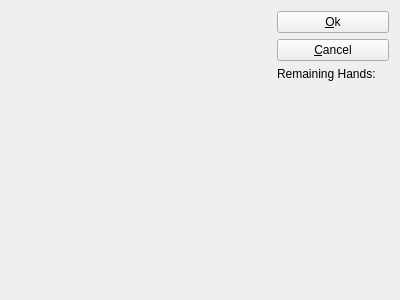
This is arkhorclient/gui/weaponchooser.ui in kingnak/arkhor as Qt 5 draws it before an edit. The edited form follows.
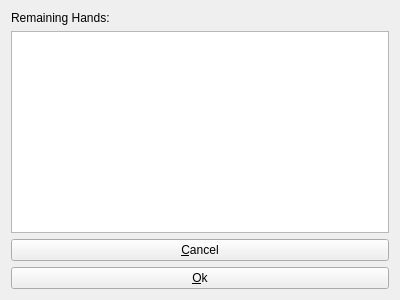
This is the edited form.

Patch:
```diff
--- a/arkhorclient/gui/weaponchooser.ui
+++ b/arkhorclient/gui/weaponchooser.ui
@@ -13,28 +13,9 @@
   <property name="windowTitle">
    <string>Form</string>
   </property>
-  <layout class="QHBoxLayout" name="horizontalLayout_2" stretch="1,0">
-   <item>
-    <widget class="QWidget" name="wgtWeapons" native="true"/>
-   </item>
-   <item>
     <layout class="QVBoxLayout" name="verticalLayout">
      <item>
-      <widget class="QPushButton" name="btnOk">
-       <property name="text">
-        <string>&amp;Ok</string>
-       </property>
-      </widget>
-     </item>
-     <item>
-      <widget class="QPushButton" name="btnCancel">
-       <property name="text">
-        <string>&amp;Cancel</string>
-       </property>
-      </widget>
-     </item>
-     <item>
-      <layout class="QHBoxLayout" name="horizontalLayout">
+    <layout class="QHBoxLayout" name="horizontalLayout" stretch="0,1">
        <item>
         <widget class="QLabel" name="label">
          <property name="text">
@@ -52,19 +33,21 @@
       </layout>
      </item>
      <item>
-      <spacer name="verticalSpacer">
-       <property name="orientation">
-        <enum>Qt::Vertical</enum>
-       </property>
-       <property name="sizeHint" stdset="0">
-        <size>
-         <width>20</width>
-         <height>40</height>
-        </size>
-       </property>
-      </spacer>
-     </item>
-    </layout>
+    <widget class="QListWidget" name="lstWeapons"/>
+   </item>
+   <item>
+    <widget class="QPushButton" name="btnCancel">
+     <property name="text">
+      <string>&amp;Cancel</string>
+     </property>
+    </widget>
+   </item>
+   <item>
+    <widget class="QPushButton" name="btnOk">
+     <property name="text">
+      <string>&amp;Ok</string>
+     </property>
+    </widget>
    </item>
   </layout>
  </widget>
```
Lines whose indentation alone changed are shown as unchanged.
